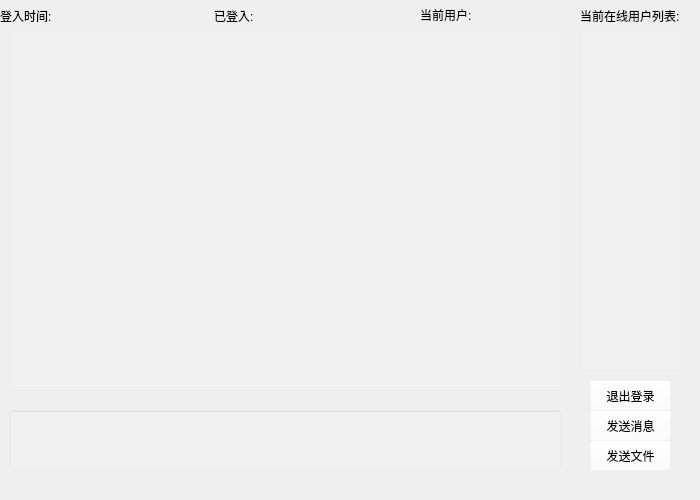
This is Client/client_widget.ui in fumeeeeee/ReactorChat as Qt 5 draws it before an edit. The edited form follows.
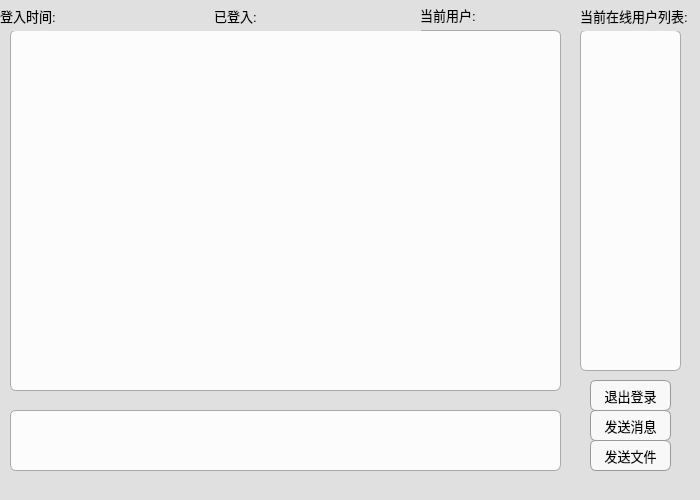
This is the edited form. Icons and pictures are not drawn.

```diff
--- a/Client/client_widget.ui
+++ b/Client/client_widget.ui
@@ -35,10 +35,33 @@
    <double>1.000000000000000</double>
   </property>
   <property name="styleSheet">
-   <string notr="true">#client_widget
-{
-	border-image: url(:/backgroud/ATRI2.jpg);
-}</string>
+   <string notr="true">
+    QWidget {
+        background-color: #e0e0e0;
+    }
+    QPushButton {
+        background-color: rgba(255, 255, 255, 200);
+        color: #000;
+        border: 1px solid #999;
+        border-radius: 6px;
+        font-size: 10pt;
+        padding: 4px;
+    }
+    QPushButton:hover {
+        background-color: #d0e7ff;
+    }
+    QLineEdit, QTextBrowser, QListWidget {
+        background-color: rgba(255, 255, 255, 230);
+        color: #000;
+        border: 1px solid #aaa;
+        border-radius: 6px;
+        font-size: 10pt;
+    }
+    QLabel {
+        color: #000;
+        font-size: 10pt;
+    }
+   </string>
   </property>
   <widget class="QPushButton" name="msgsender_btn">
    <property name="geometry">
@@ -49,9 +72,6 @@
      <height>31</height>
     </rect>
    </property>
-   <property name="styleSheet">
-    <string notr="true">background-color: rgba(255, 255, 255, 20);</string>
-   </property>
    <property name="text">
     <string>发送消息</string>
    </property>
@@ -65,18 +85,6 @@
      <height>361</height>
     </rect>
    </property>
-   <property name="font">
-    <font>
-     <pointsize>10</pointsize>
-    </font>
-   </property>
-   <property name="styleSheet">
-    <string notr="true">background-color: rgba(255, 255, 255, 20);
-color: rgb(0, 0, 0);</string>
-   </property>
-   <property name="lineWidth">
-    <number>0</number>
-   </property>
   </widget>
   <widget class="QLineEdit" name="sender_edit">
    <property name="geometry">
@@ -87,9 +95,6 @@
      <height>61</height>
     </rect>
    </property>
-   <property name="styleSheet">
-    <string notr="true">background-color: rgba(255, 255, 255, 20);</string>
-   </property>
    <property name="frame">
     <bool>true</bool>
    </property>
@@ -106,9 +111,6 @@
      <height>31</height>
     </rect>
    </property>
-   <property name="styleSheet">
-    <string notr="true">background-color: rgba(255, 255, 255, 20);</string>
-   </property>
    <property name="text">
     <string>发送文件</string>
    </property>
@@ -123,7 +125,7 @@
     </rect>
    </property>
    <property name="styleSheet">
-    <string notr="true">background-color: rgba(255, 255, 255, 20);</string>
+    <string notr="true"/>
    </property>
    <property name="text">
     <string>退出登录</string>
@@ -140,14 +142,9 @@
    </property>
    <property name="font">
     <font>
-     <family>宋体</family>
      <pointsize>10</pointsize>
     </font>
    </property>
-   <property name="styleSheet">
-    <string notr="true">background-color: rgba(255, 255, 255, 20);
-color: rgb(0, 0, 0);</string>
-   </property>
   </widget>
   <widget class="QWidget" name="horizontalLayoutWidget">
    <property name="geometry">
@@ -161,9 +158,6 @@
    <layout class="QHBoxLayout" name="horizontalLayout">
     <item>
      <widget class="QLabel" name="time">
-      <property name="styleSheet">
-       <string notr="true">color: rgb(0, 0, 0);</string>
-      </property>
       <property name="text">
        <string>登入时间:</string>
       </property>
@@ -171,9 +165,6 @@
     </item>
     <item>
      <widget class="QLabel" name="timing">
-      <property name="styleSheet">
-       <string notr="true">color: rgb(0, 0, 0);</string>
-      </property>
       <property name="text">
        <string>已登入:</string>
       </property>
@@ -190,9 +181,6 @@
      <height>29</height>
     </rect>
    </property>
-   <property name="styleSheet">
-    <string notr="true">color: rgb(0, 0, 0);</string>
-   </property>
    <property name="text">
     <string>当前用户:</string>
    </property>
@@ -202,13 +190,10 @@
     <rect>
      <x>580</x>
      <y>0</y>
-     <width>101</width>
+     <width>111</width>
      <height>31</height>
     </rect>
    </property>
-   <property name="styleSheet">
-    <string notr="true">color: rgb(0, 0, 0);</string>
-   </property>
    <property name="text">
     <string>当前在线用户列表:</string>
    </property>
```
Left out of the diff: 9 changed lines with no effect on the pictures.
